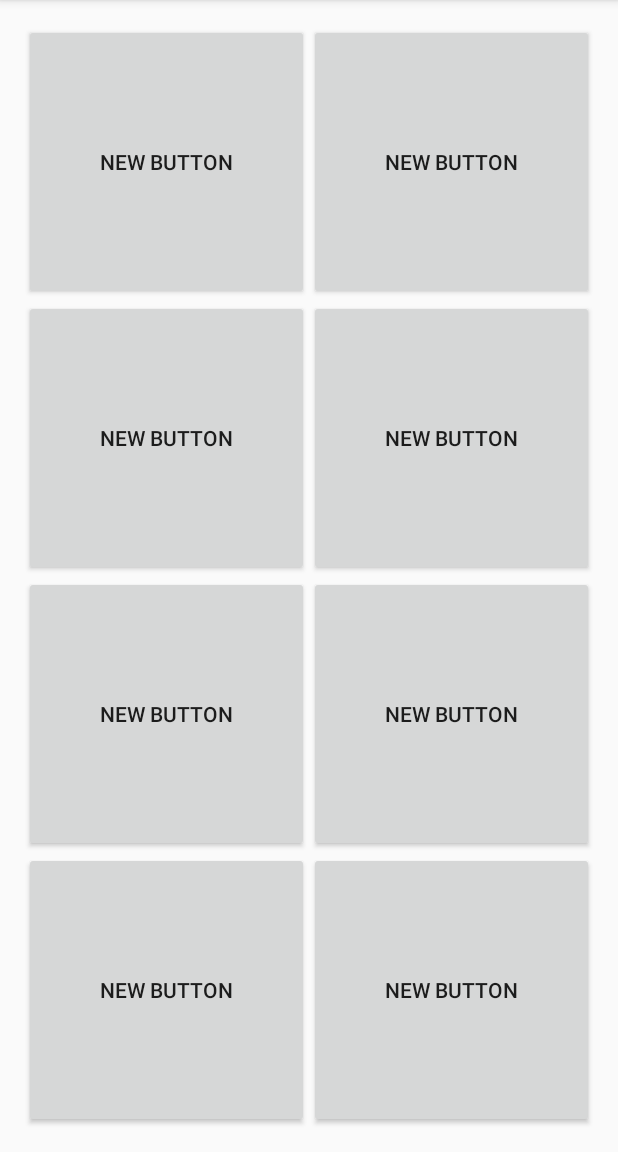
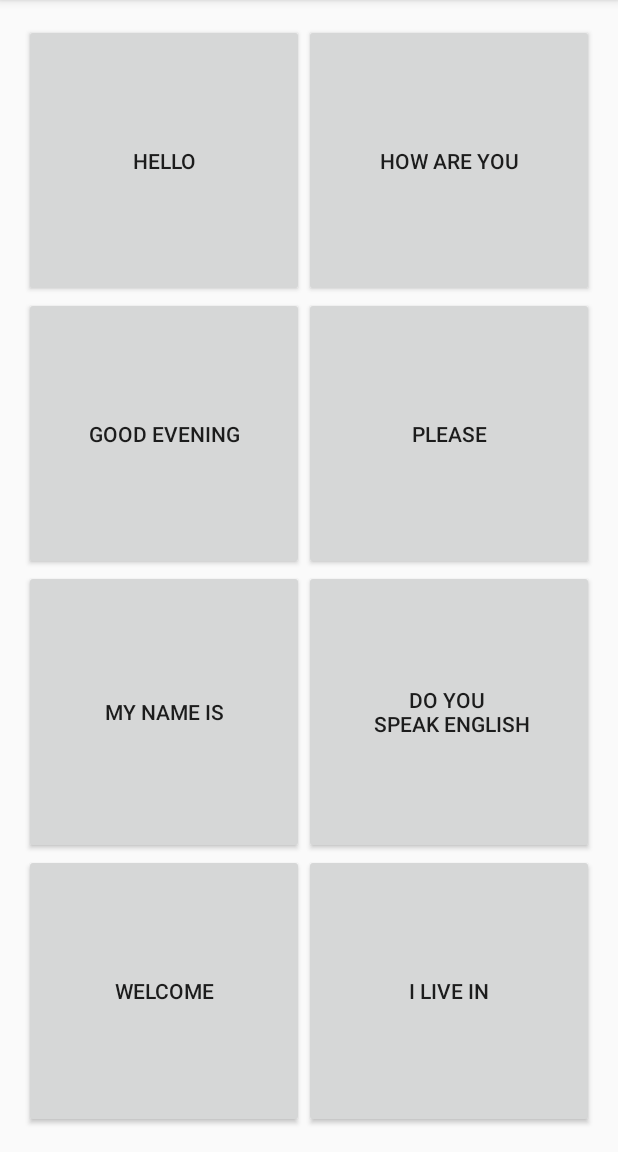
Before and after one commit to Yzchen1994/AndroidGridLayout, an Android app: the screen it shows after launch (MainActivity), on a phone screen of 412 x 824 dp, the part 84-1236 px from its top. Run offline under Robolectric (Android 15) with nearby library versions, the phone set to English and light mode, and no system bars.

Commit message:
Add buttons and source files.

```diff
--- a/app/src/main/java/com/example/macbook/gridlayout/MainActivity.java
+++ b/app/src/main/java/com/example/macbook/gridlayout/MainActivity.java
@@ -2,6 +2,7 @@ package com.example.macbook.gridlayout;
 
 import android.support.v7.app.AppCompatActivity;
 import android.os.Bundle;
+import android.view.View;
 
 public class MainActivity extends AppCompatActivity {
 
@@ -10,4 +11,8 @@ public class MainActivity extends AppCompatActivity {
         super.onCreate(savedInstanceState);
         setContentView(R.layout.activity_main);
     }
+
+    public void buttonTapped(View view){
+
+    }
 }
--- a/app/src/main/res/layout/activity_main.xml
+++ b/app/src/main/res/layout/activity_main.xml
@@ -17,97 +17,107 @@
         <Button
             android:layout_width="wrap_content"
             android:layout_height="wrap_content"
-            android:text="New Button"
-            android:id="@+id/button"
             android:layout_row="0"
             android:layout_column="0"
             android:layout_columnWeight="1"
             android:layout_rowWeight="1"
 
-            android:layout_gravity="fill"/>
+            android:layout_gravity="fill"
+
+            android:text="Hello"
+            android:id="@+id/hello"
+
+            android:onClick="buttonTapped"/>
 
         <Button
             android:layout_width="wrap_content"
             android:layout_height="wrap_content"
-            android:text="New Button"
-            android:id="@+id/button1"
+            android:text="How are you"
+            android:id="@+id/howareyou"
             android:layout_row="0"
             android:layout_column="1"
             android:layout_columnWeight="1"
             android:layout_rowWeight="1"
 
-            android:layout_gravity="fill"/>
+            android:layout_gravity="fill"
+            android:onClick="buttonTapped"/>
 
         <Button
             android:layout_width="wrap_content"
             android:layout_height="wrap_content"
-            android:text="New Button"
-            android:id="@+id/button3"
+            android:text="Good evening"
+            android:id="@+id/goodevening"
             android:layout_row="1"
             android:layout_column="0"
             android:layout_columnWeight="1"
             android:layout_rowWeight="1"
 
-            android:layout_gravity="fill"/>
+            android:layout_gravity="fill"
+            android:onClick="buttonTapped"/>
 
         <Button
             android:layout_width="wrap_content"
             android:layout_height="wrap_content"
-            android:text="New Button"
-            android:id="@+id/button4"
+            android:text="Please"
+            android:id="@+id/please"
             android:layout_row="1"
             android:layout_column="1"
             android:layout_columnWeight="1"
             android:layout_rowWeight="1"
 
-            android:layout_gravity="fill"/>
+            android:layout_gravity="fill"
+            android:onClick="buttonTapped"/>
 
         <Button
             android:layout_width="wrap_content"
             android:layout_height="wrap_content"
-            android:text="New Button"
-            android:id="@+id/button5"
+            android:text="My name is"
+            android:id="@+id/mynameis"
             android:layout_row="2"
             android:layout_column="0"
             android:layout_columnWeight="1"
             android:layout_rowWeight="1"
 
-            android:layout_gravity="fill"/>
+            android:layout_gravity="fill"
+            android:onClick="buttonTapped"/>
 
         <Button
             android:layout_width="wrap_content"
             android:layout_height="wrap_content"
-            android:text="New Button"
-            android:id="@+id/button6"
+            android:text="Do you &#10; speak English"
+            android:id="@+id/doyouspeakenglish"
             android:layout_row="2"
             android:layout_column="1"
             android:layout_columnWeight="1"
             android:layout_rowWeight="1"
 
-            android:layout_gravity="fill"/>
+            android:layout_gravity="fill"
+            android:onClick="buttonTapped"/>
 
         <Button
             android:layout_width="wrap_content"
             android:layout_height="wrap_content"
-            android:text="New Button"
-            android:id="@+id/button7"
+            android:text="Welcome"
+            android:id="@+id/welcome"
             android:layout_row="3"
             android:layout_column="0"
             android:layout_columnWeight="1"
             android:layout_rowWeight="1"
 
-            android:layout_gravity="fill"/>
+            android:layout_gravity="fill"
+            android:onClick="buttonTapped"/>
 
         <Button
             android:layout_width="wrap_content"
             android:layout_height="wrap_content"
-            android:text="New Button"
-            android:id="@+id/button8"
+            android:text="I live in"
+            android:id="@+id/ilivein"
             android:layout_row="3"
             android:layout_column="1"
             android:layout_columnWeight="1"
             android:layout_rowWeight="1"
 
-            android:layout_gravity="fill"/>
+            android:layout_gravity="fill"
+            android:onClick="buttonTapped"/>
     </GridLayout>
 </RelativeLayout>
```
Also changed, not shown: 8 other files.
